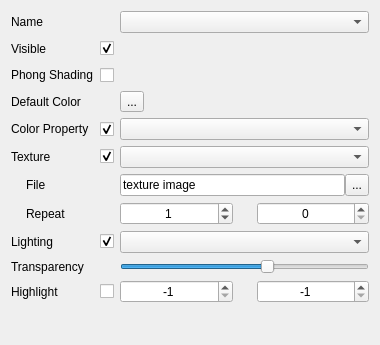
The window that applications/Mapple/widgets/widget_drawable_points.ui (LiangliangNan/Easy3D) describes before a commit, drawn with Qt 5.
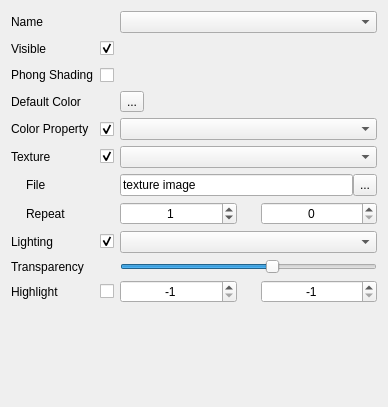
The same window after the commit.

What changed in the file:
```diff
--- a/applications/Mapple/widgets/widget_drawable_points.ui
+++ b/applications/Mapple/widgets/widget_drawable_points.ui
@@ -6,8 +6,8 @@
    <rect>
     <x>0</x>
     <y>0</y>
-    <width>380</width>
-    <height>345</height>
+    <width>388</width>
+    <height>407</height>
    </rect>
   </property>
   <property name="windowTitle">
```
